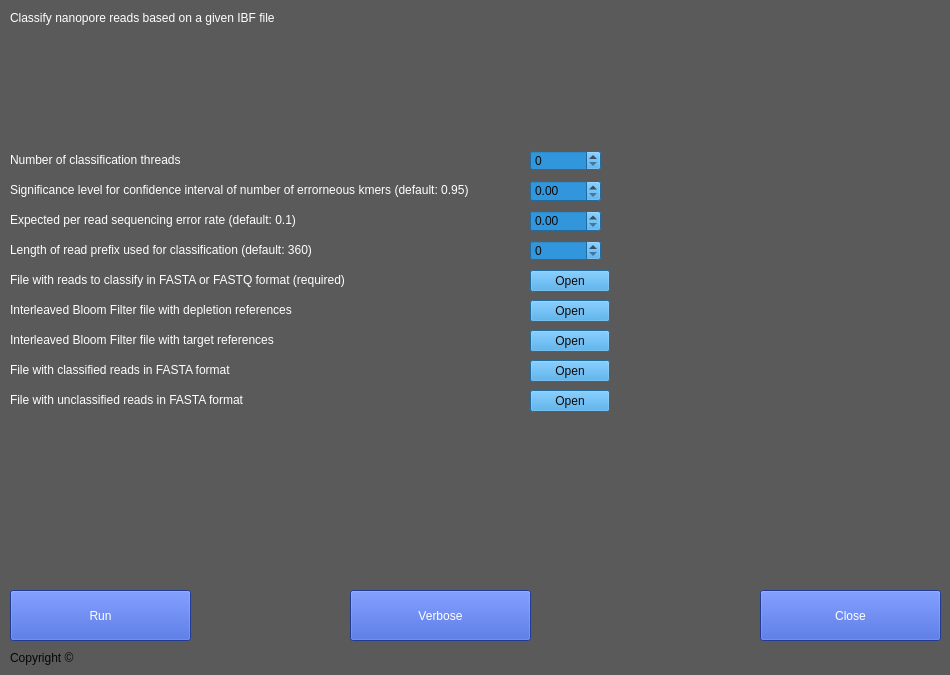
Old version of the form src/main/ui/classify_mainwindow.ui in the repository JensUweUlrich/ReadBouncer.
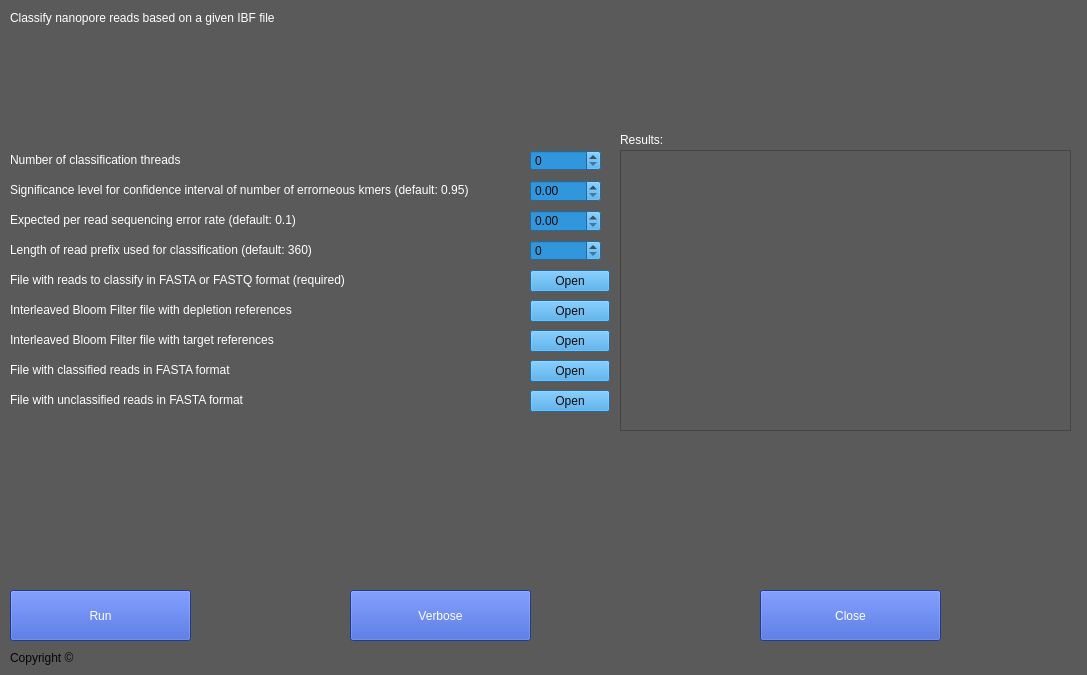
New version of the form.

Commit message: classify option

What changed in the file:
```diff
--- a/src/main/ui/classify_mainwindow.ui
+++ b/src/main/ui/classify_mainwindow.ui
@@ -6,7 +6,7 @@
    <rect>
     <x>0</x>
     <y>0</y>
-    <width>950</width>
+    <width>1087</width>
     <height>675</height>
    </rect>
   </property>
@@ -446,6 +446,44 @@
 background-color: rgb(50, 150, 220);</string>
    </property>
   </widget>
+  <widget class="QTextEdit" name="text1">
+   <property name="geometry">
+    <rect>
+     <x>620</x>
+     <y>150</y>
+     <width>451</width>
+     <height>281</height>
+    </rect>
+   </property>
+   <property name="styleSheet">
+    <string notr="true">color: rgb(255, 255, 255);
+font: 75 10pt &quot;MS Shell Dlg 2&quot;;</string>
+   </property>
+   <property name="html">
+    <string>&lt;!DOCTYPE HTML PUBLIC &quot;-//W3C//DTD HTML 4.0//EN&quot; &quot;http://www.w3.org/TR/REC-html40/strict.dtd&quot;&gt;
+&lt;html&gt;&lt;head&gt;&lt;meta name=&quot;qrichtext&quot; content=&quot;1&quot; /&gt;&lt;style type=&quot;text/css&quot;&gt;
+p, li { white-space: pre-wrap; }
+&lt;/style&gt;&lt;/head&gt;&lt;body style=&quot; font-family:'MS Shell Dlg 2'; font-size:10pt; font-weight:72; font-style:normal;&quot;&gt;
+&lt;p style=&quot;-qt-paragraph-type:empty; margin-top:0px; margin-bottom:0px; margin-left:0px; margin-right:0px; -qt-block-indent:0; text-indent:0px;&quot;&gt;&lt;br /&gt;&lt;/p&gt;&lt;/body&gt;&lt;/html&gt;</string>
+   </property>
+  </widget>
+  <widget class="QLabel" name="label_12">
+   <property name="geometry">
+    <rect>
+     <x>620</x>
+     <y>130</y>
+     <width>51</width>
+     <height>20</height>
+    </rect>
+   </property>
+   <property name="styleSheet">
+    <string notr="true">color: rgb(255, 255, 255);
+font: 75 10pt &quot;MS Shell Dlg 2&quot;;</string>
+   </property>
+   <property name="text">
+    <string>Results:</string>
+   </property>
+  </widget>
  </widget>
  <resources/>
  <connections/>
```
The commit also changes 3 other files.
